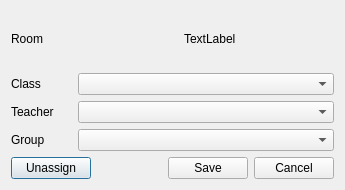
Qt form editform.ui (Kjablonska/Qt-SchoolPlanner) before a commit.
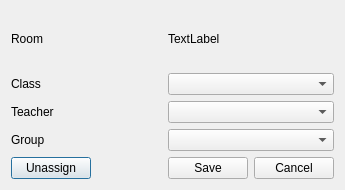
The same form after that commit.

Diff of the .ui file:
```diff
--- a/editform.ui
+++ b/editform.ui
@@ -13,10 +13,8 @@
   <property name="windowTitle">
    <string>Edit form</string>
   </property>
-  <layout class="QVBoxLayout" name="verticalLayout_2">
-   <item>
-    <layout class="QHBoxLayout" name="roomNameLayout">
-     <item>
+  <layout class="QGridLayout" name="gridLayout">
+   <item row="0" column="0">
       <widget class="QLabel" name="Room">
        <property name="sizePolicy">
         <sizepolicy hsizetype="Preferred" vsizetype="Preferred">
@@ -29,106 +27,51 @@
        </property>
       </widget>
      </item>
-     <item>
-      <spacer name="horizontalSpacer_3">
-       <property name="orientation">
-        <enum>Qt::Horizontal</enum>
-       </property>
-       <property name="sizeType">
-        <enum>QSizePolicy::Preferred</enum>
-       </property>
-       <property name="sizeHint" stdset="0">
-        <size>
-         <width>17</width>
-         <height>20</height>
-        </size>
-       </property>
-      </spacer>
-     </item>
-     <item alignment="Qt::AlignLeft">
-      <widget class="QLabel" name="roomNumber">
-       <property name="text">
-        <string>TextLabel</string>
-       </property>
-      </widget>
-     </item>
-    </layout>
-   </item>
-   <item>
-    <layout class="QHBoxLayout" name="dataLayout">
-     <item>
-      <layout class="QVBoxLayout" name="headers">
-       <item>
+   <item row="1" column="0">
         <widget class="QLabel" name="label">
          <property name="text">
           <string>Class</string>
          </property>
         </widget>
        </item>
-       <item>
+   <item row="1" column="3" colspan="2">
+    <widget class="QComboBox" name="classes">
+     <property name="sizePolicy">
+      <sizepolicy hsizetype="Preferred" vsizetype="Fixed">
+       <horstretch>0</horstretch>
+       <verstretch>0</verstretch>
+      </sizepolicy>
+     </property>
+    </widget>
+   </item>
+   <item row="2" column="0">
         <widget class="QLabel" name="label_3">
          <property name="text">
           <string>Teacher</string>
          </property>
         </widget>
        </item>
-       <item>
+   <item row="2" column="3" colspan="2">
+    <widget class="QComboBox" name="teachers"/>
+   </item>
+   <item row="3" column="0">
         <widget class="QLabel" name="label_2">
          <property name="text">
           <string>Group</string>
          </property>
         </widget>
        </item>
-      </layout>
-     </item>
-     <item>
-      <spacer name="horizontalSpacer_2">
-       <property name="orientation">
-        <enum>Qt::Horizontal</enum>
-       </property>
-       <property name="sizeType">
-        <enum>QSizePolicy::Minimum</enum>
-       </property>
-       <property name="sizeHint" stdset="0">
-        <size>
-         <width>18</width>
-         <height>20</height>
-        </size>
-       </property>
-      </spacer>
-     </item>
-     <item>
-      <layout class="QVBoxLayout" name="selectDataLayout">
-       <item>
-        <widget class="QComboBox" name="classes">
-         <property name="sizePolicy">
-          <sizepolicy hsizetype="MinimumExpanding" vsizetype="Preferred">
-           <horstretch>0</horstretch>
-           <verstretch>0</verstretch>
-          </sizepolicy>
-         </property>
-        </widget>
-       </item>
-       <item>
-        <widget class="QComboBox" name="teachers"/>
-       </item>
-       <item>
+   <item row="3" column="3" colspan="2">
         <widget class="QComboBox" name="groups"/>
        </item>
-      </layout>
-     </item>
-    </layout>
-   </item>
-   <item>
-    <layout class="QHBoxLayout" name="buttonsLayout">
-     <item>
+   <item row="4" column="0" colspan="2">
       <widget class="QPushButton" name="unassignButton">
        <property name="text">
         <string>Unassign</string>
        </property>
       </widget>
      </item>
-     <item>
+   <item row="4" column="2">
       <spacer name="horizontalSpacer">
        <property name="orientation">
         <enum>Qt::Horizontal</enum>
@@ -138,7 +81,7 @@
        </property>
        <property name="sizeHint" stdset="0">
         <size>
-         <width>48</width>
+       <width>66</width>
          <height>20</height>
         </size>
        </property>
@@ -158,7 +101,12 @@
        </property>
       </widget>
      </item>
-    </layout>
+   <item row="0" column="3">
+    <widget class="QLabel" name="roomNumber">
+     <property name="text">
+      <string>TextLabel</string>
+     </property>
+    </widget>
    </item>
   </layout>
  </widget>
```
Left out of the diff: 4 changed lines with no effect on the pictures. Lines whose indentation alone changed are shown as unchanged.
